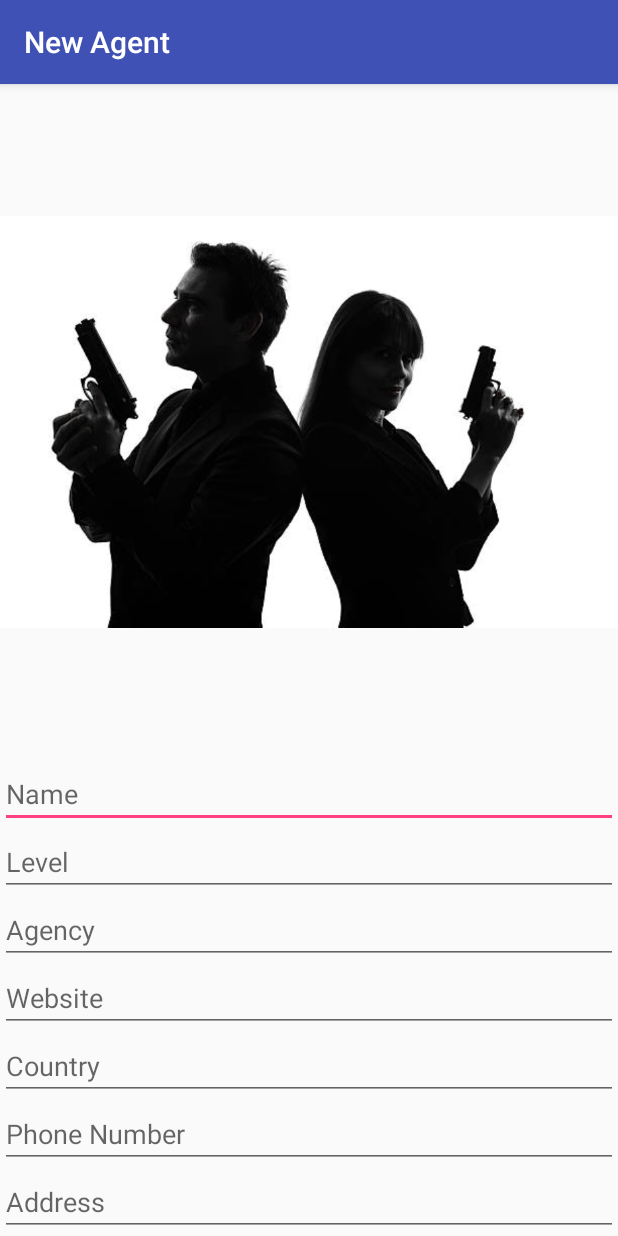
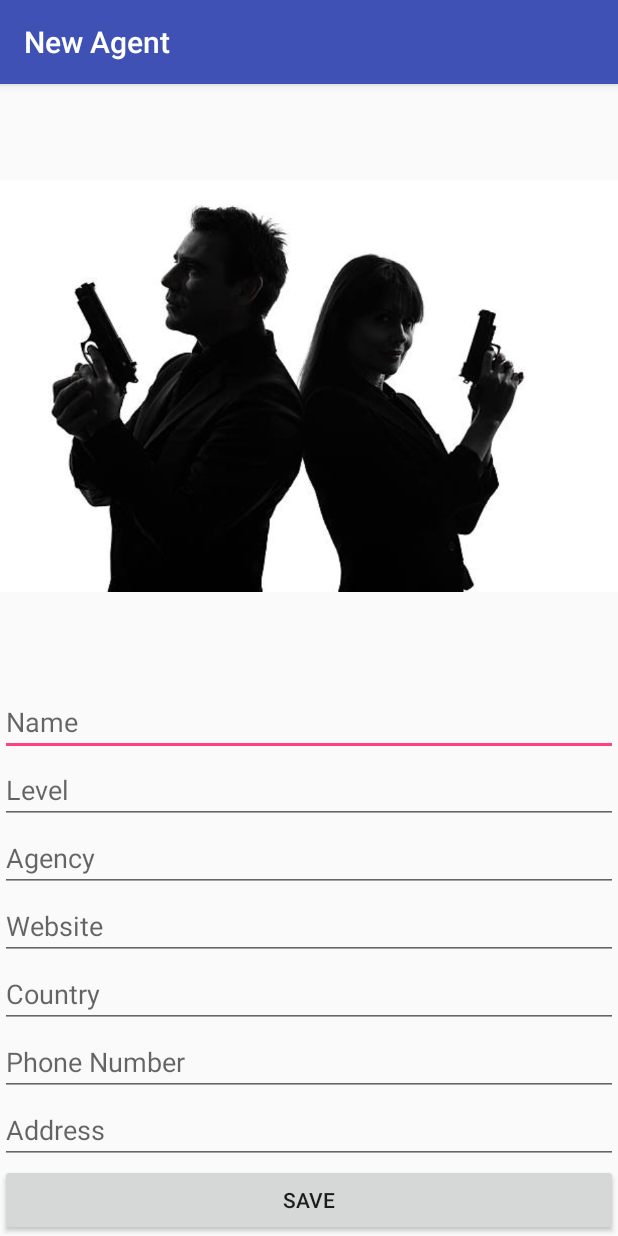
Before and after one commit to amandasrosa/XLambton, an Android app: the NewAgentActivity screen opened directly, with no data from a screen before it, on a phone screen of 412 x 824 dp. Run offline under Robolectric (Android 15) with nearby library versions, the phone set to English and light mode, and no system bars.

Commit message:
Insert save button

```diff
--- a/app/src/main/res/layout/activity_new_agent.xml
+++ b/app/src/main/res/layout/activity_new_agent.xml
@@ -57,6 +57,12 @@
             android:layout_width="match_parent"
             android:layout_height="wrap_content"
             android:hint="Address"/>
+
+        <Button
+            android:id="@+id/new_agent_save"
+            android:layout_width="match_parent"
+            android:layout_height="wrap_content"
+            android:text="Save"/>
     </LinearLayout>
 
 </LinearLayout>
```
